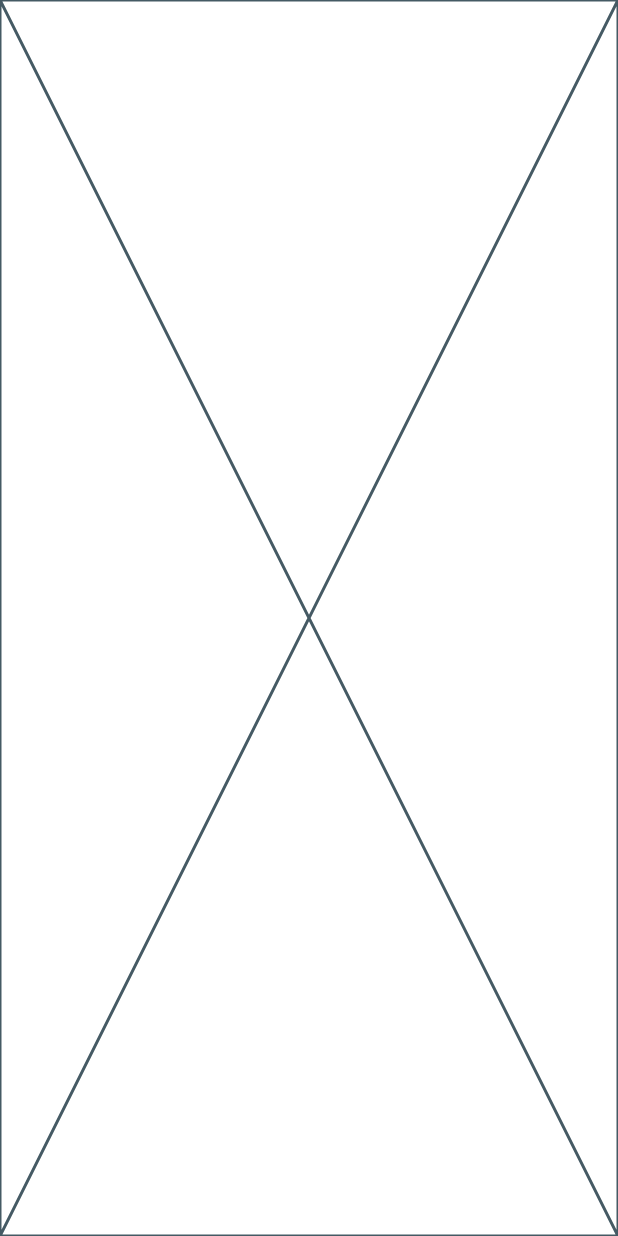
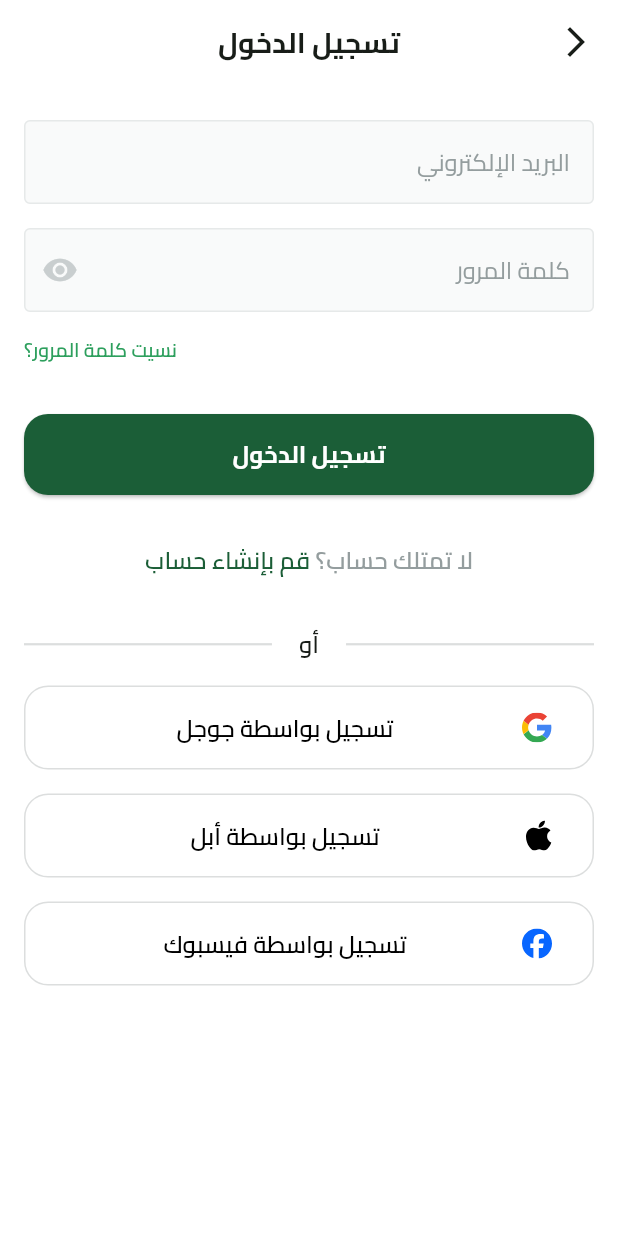
Before and after one commit to MaZzenGamal/Fruit-Hub, a Flutter app: the screen it shows after launch, after a tap on "تخط", on a phone screen of 412 x 824 dp. Run offline on Flutter 3.47's test engine with Material 3 defaults, Android fonts, the phone set to English and light mode, and no system bars; our stand-ins replace flutter_svg, shared_preferences, smooth_page_indicator.

Commit message:
login ui done

```diff
--- a/lib/core/utils/colors.dart
+++ b/lib/core/utils/colors.dart
@@ -2,4 +2,5 @@ import 'package:flutter/material.dart';
 
 abstract class AppColors {
   static const Color primaryColor = Color(0xFF1B5E37);
+  static const Color lightPrimaryColor = Color(0xFF2D9F5D);
 }
--- /dev/null
+++ b/lib/core/widgets/custom_app_bar.dart
@@ -0,0 +1,20 @@
+import 'package:flutter/material.dart';
+
+import '../utils/text_styles.dart';
+
+AppBar buildAppBar(context,{required String title}) {
+  return AppBar(
+    backgroundColor: Colors.white,
+    centerTitle: true,
+    title:  Text(
+      title,
+      style: TextStyles.textStyle19,
+    ),
+    leading: GestureDetector(
+      onTap: (){
+        Navigator.pop(context);
+      },
+      child: const Icon(Icons.arrow_back_ios_new),
+    ),
+  );
+}
--- /dev/null
+++ b/lib/core/widgets/custom_text_form_field.dart
@@ -0,0 +1,65 @@
+import 'package:flutter/material.dart';
+
+class CustomTextFormField extends StatelessWidget {
+  const CustomTextFormField({
+    super.key,
+    this.hintText,
+    this.onChanged,
+    this.obscureText = false,
+    this.controller,
+    this.textInputType,
+    this.maxLines = 1,
+    this.initialValue,
+    this.suffixIcon,
+  });
+
+  final Function(String)? onChanged;
+  final String? hintText;
+  final String? initialValue;
+  final bool? obscureText;
+  final TextEditingController? controller;
+  final TextInputType? textInputType;
+  final int? maxLines;
+  final IconData? suffixIcon;
+
+  @override
+  Widget build(BuildContext context) {
+    return TextFormField(
+      validator: (value) {
+        if (value?.isEmpty ?? true) {
+          return 'Field is required';
+        } else {
+          return null;
+        }
+      },
+      initialValue: initialValue,
+      maxLines: maxLines,
+      keyboardType: textInputType,
+      controller: controller,
+      onTapOutside: (event) => FocusScope.of(context).unfocus(),
+      obscureText: obscureText!,
+      onChanged: onChanged,
+      decoration: InputDecoration(
+        suffixIcon: Icon(
+          suffixIcon,
+          color: const Color(0xffC9CECF),
+        ),
+        hintText: hintText,
+        hintStyle: const TextStyle(
+          color: Color(0xFF949D9E),
+        ),
+        enabledBorder: OutlineInputBorder(
+          borderRadius: BorderRadius.circular(4),
+          borderSide: const BorderSide(
+            color: Color(0xFFE6E9E9),
+          ),
+        ),
+        focusedBorder: OutlineInputBorder(
+            borderRadius: BorderRadius.circular(4),
+            borderSide: const BorderSide(color: Color(0xFFE6E9E9))),
+        filled: true,
+        fillColor: const Color(0xFFF9FAFA),
+      ),
+    );
+  }
+}
--- /dev/null
+++ b/lib/core/widgets/or_divider.dart
@@ -0,0 +1,33 @@
+import 'package:flutter/material.dart';
+import 'package:fruit_hub/core/utils/text_styles.dart';
+
+class OrDivider extends StatelessWidget {
+  const OrDivider({super.key});
+
+  @override
+  Widget build(BuildContext context) {
+    return const Row(
+      children: [
+        Expanded(
+          child: Divider(
+            color: Color(0xFFDCDEDE),
+            thickness: 1.5,
+          ),
+        ),
+        SizedBox(
+          width: 18,
+        ),
+        Text('أو',style: TextStyles.textStyle16w600,),
+        SizedBox(
+          width: 18,
+        ),
+        Expanded(
+          child: Divider(
+            color: Color(0xFFDCDEDE),
+            thickness: 1.5,
+          ),
+        ),
+      ],
+    );
+  }
+}
--- a/lib/features/auth/presentation/views/login_view.dart
+++ b/lib/features/auth/presentation/views/login_view.dart
@@ -1,11 +1,20 @@
 import 'package:flutter/material.dart';
+import 'package:fruit_hub/features/auth/presentation/views/widgets/login_view_body.dart';
+
+import '../../../../core/widgets/custom_app_bar.dart';
 
 class LoginView extends StatelessWidget {
   const LoginView({super.key});
 
   static const routeName = 'login';
+
   @override
   Widget build(BuildContext context) {
-    return const Placeholder();
+    return Scaffold(
+      appBar: buildAppBar(title: 'تسجيل الدخول',context),
+      body: const LoginViewBody(),
+    );
   }
+
+
 }
--- /dev/null
+++ b/lib/features/auth/presentation/views/widgets/dont_have_an_account_widget.dart
@@ -0,0 +1,30 @@
+import 'package:flutter/material.dart';
+
+import '../../../../../core/utils/text_styles.dart';
+
+class DontHaveAnAccountWidget extends StatelessWidget {
+  const DontHaveAnAccountWidget({
+    super.key,
+  });
+
+  @override
+  Widget build(BuildContext context) {
+    return Text.rich(
+      TextSpan(
+        children: [
+          TextSpan(
+            text: 'لا تمتلك حساب؟ ',
+            style: TextStyles.textStyle16w600
+                .copyWith(color: const Color(0xFF949D9E)),
+          ),
+          TextSpan(
+            text: 'قم بإنشاء حساب',
+            style: TextStyles.textStyle16w600
+                .copyWith(color: const Color(0xFF1B5E37)),
+          ),
+        ],
+      ),
+      textAlign: TextAlign.center,
+    );
+  }
+}
--- /dev/null
+++ b/lib/features/auth/presentation/views/widgets/login_view_body.dart
@@ -0,0 +1,99 @@
+import 'package:flutter/material.dart';
+import 'package:fruit_hub/constants.dart';
+import 'package:fruit_hub/core/utils/colors.dart';
+import 'package:fruit_hub/core/utils/text_styles.dart';
+import 'package:fruit_hub/core/widgets/custom_button.dart';
+import 'package:fruit_hub/core/widgets/custom_text_form_field.dart';
+import 'package:fruit_hub/core/widgets/or_divider.dart';
+import 'package:fruit_hub/features/auth/presentation/views/widgets/social_login_button.dart';
+
+import '../../../../../generated/assets.dart';
+import 'dont_have_an_account_widget.dart';
+
+class LoginViewBody extends StatelessWidget {
+  const LoginViewBody({super.key});
+
+  @override
+  Widget build(BuildContext context) {
+    return SingleChildScrollView(
+      child: Padding(
+        padding: const EdgeInsets.symmetric(horizontal: kHorizontalPadding),
+        child: Column(
+          children: [
+            const SizedBox(
+              height: 24,
+            ),
+            const CustomTextFormField(
+              hintText: 'البريد الإلكتروني',
+              textInputType: TextInputType.emailAddress,
+            ),
+            const SizedBox(
+              height: 16,
+            ),
+            const CustomTextFormField(
+              hintText: 'كلمة المرور',
+              obscureText: true,
+              suffixIcon: Icons.visibility,
+              textInputType: TextInputType.visiblePassword,
+            ),
+            const SizedBox(
+              height: 16,
+            ),
+            Row(
+              mainAxisAlignment: MainAxisAlignment.end,
+              children: [
+                GestureDetector(
+                  child: Text(
+                    'نسيت كلمة المرور؟',
+                    style: TextStyles.textStyle13w600
+                        .copyWith(color: AppColors.lightPrimaryColor),
+                  ),
+                ),
+              ],
+            ),
+            const SizedBox(
+              height: 33,
+            ),
+            CustomButton(
+              onPressed: () {},
+              text: 'تسجيل الدخول',
+              textStyle: TextStyles.textStyle16w700,
+            ),
+            const SizedBox(
+              height: 32,
+            ),
+            const DontHaveAnAccountWidget(),
+            const SizedBox(
+              height: 33,
+            ),
+            const OrDivider(),
+            const SizedBox(
+              height: 16,
+            ),
+            SocialLoginButton(
+              onPressed: (){},
+              image: Assets.imagesGoogleIcon,
+              text: 'تسجيل بواسطة جوجل',
+            ),
+            const SizedBox(
+              height: 16,
+            ),
+            SocialLoginButton(
+              onPressed: (){},
+              image: Assets.imagesAppleIcon,
+              text: 'تسجيل بواسطة أبل',
+            ),
+            const SizedBox(
+              height: 16,
+            ),
+            SocialLoginButton(
+              onPressed: (){},
+              image: Assets.imagesFacebookIcon,
+              text: 'تسجيل بواسطة فيسبوك',
+            ),
+          ],
+        ),
+      ),
+    );
+  }
+}
--- /dev/null
+++ b/lib/features/auth/presentation/views/widgets/social_login_button.dart
@@ -0,0 +1,38 @@
+import 'package:flutter/material.dart';
+import 'package:flutter_svg/flutter_svg.dart';
+import 'package:fruit_hub/core/utils/text_styles.dart';
+
+class SocialLoginButton extends StatelessWidget {
+  const SocialLoginButton(
+      {super.key, required this.text, required this.image, required this.onPressed});
+
+  final String text;
+  final String image;
+  final VoidCallback onPressed;
+
+  @override
+  Widget build(BuildContext context) {
+    return SizedBox(
+      width: double.infinity,
+      height: 56,
+      child: TextButton(
+        onPressed: onPressed,
+        style: TextButton.styleFrom(
+          shape: RoundedRectangleBorder(
+            borderRadius: BorderRadius.circular(16),
+            side: const BorderSide(color: Color(0xFFDCDEDE),
+          )
+        ),
+      ),
+        child: ListTile(
+          visualDensity: const VisualDensity(vertical: VisualDensity.minimumDensity),
+          leading:SvgPicture.asset(image),
+          title:Text(
+            text,
+            textAlign: TextAlign.center,
+            style: TextStyles.textStyle16w600.copyWith(color: Colors.black),
+          ),
+        )),
+    );
+  }
+}
--- a/lib/main.dart
+++ b/lib/main.dart
@@ -1,15 +1,15 @@
 import 'package:flutter/material.dart';
 import 'package:flutter_localizations/flutter_localizations.dart';
+import 'package:fruit_hub/core/utils/colors.dart';
 
 import 'core/helper_functions/on_generate_routes.dart';
 import 'core/services/shared_preference_singleton.dart';
 import 'features/splash/presentation/views/splash_view.dart';
 import 'generated/l10n.dart';
 
-void main() {
+void main() async{
   WidgetsFlutterBinding.ensureInitialized();
-  Prefs.init();
-
+  await Prefs.init();
   runApp(const FruitHub());
 }
 
@@ -29,7 +29,11 @@ class FruitHub extends StatelessWidget {
       locale: const Locale('ar'),
       debugShowCheckedModeBanner: false,
       theme: ThemeData(
+        scaffoldBackgroundColor: Colors.white,
         fontFamily: 'Cairo',
+        colorScheme: ColorScheme.fromSeed(
+          seedColor: AppColors.primaryColor
+        )
       ),
       onGenerateRoute: onGenerateRoute,
       initialRoute: SplashView.routeName,
```
Also changed, not shown: assets/images/apple_icon.svg (added), assets/images/facebook_icon.svg (added), assets/images/google_icon.svg (added), lib/generated/assets.dart.
